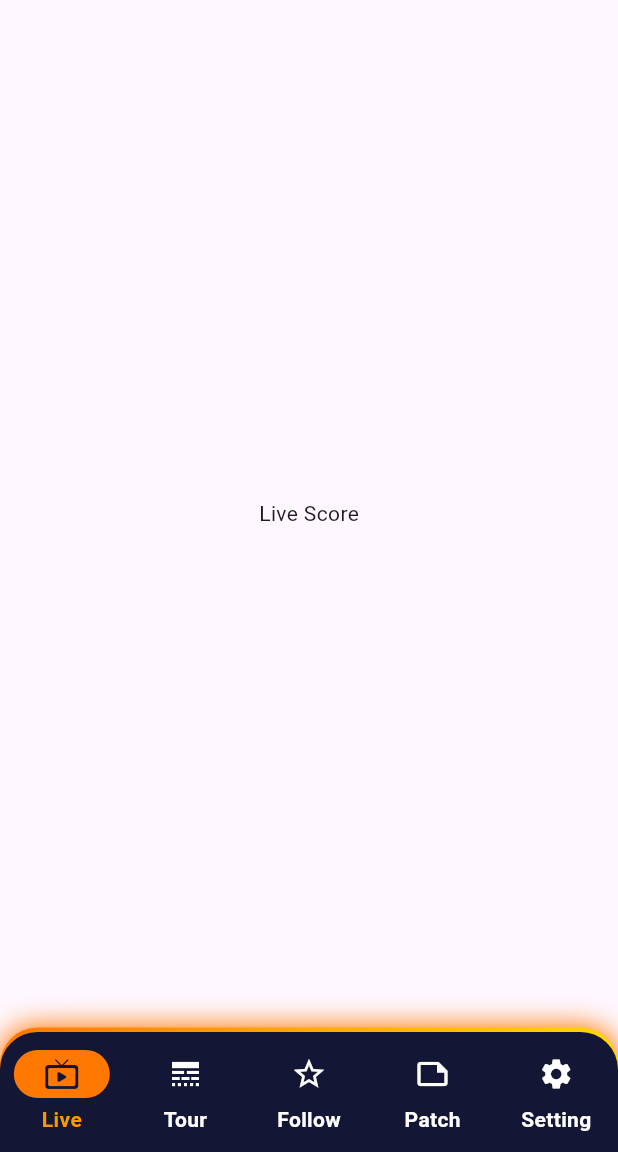
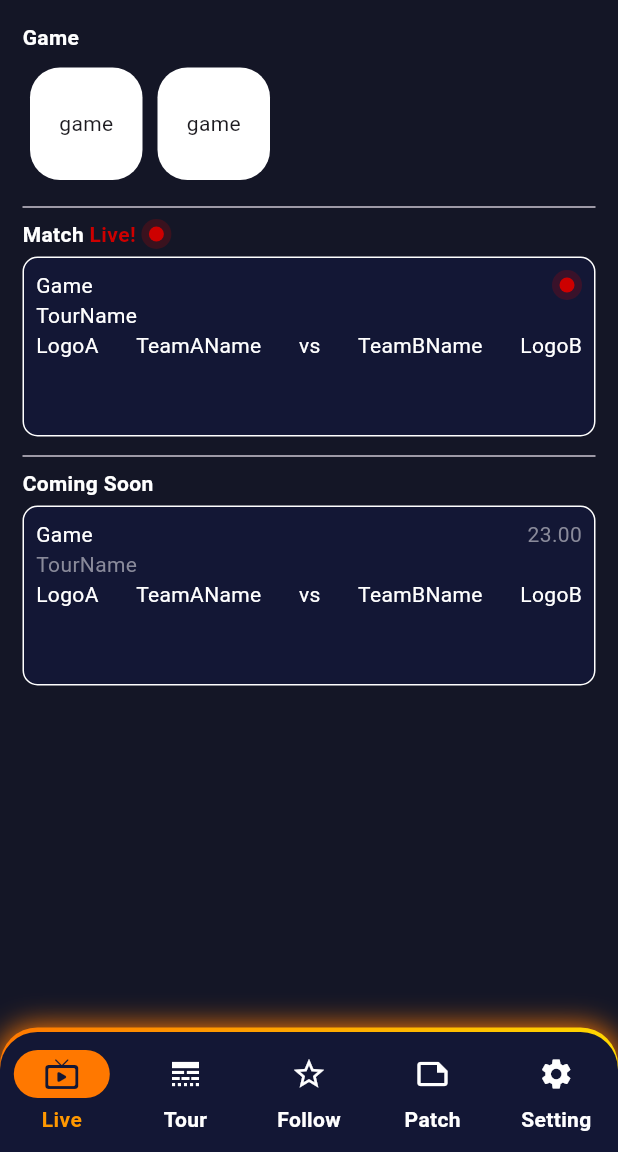
Before and after one commit to PongpornFLK/ESLive, a Flutter app: the Screen screen opened directly, on a phone screen of 412 x 824 dp, the part 84-1236 px from its top. Run offline on Flutter 3.47's test engine with Material 3 defaults, Android fonts, the phone set to English and light mode, and no system bars; our stand-ins replace firebase_core; accounts and stored records are empty.

Commit message:
feat: build home live UI with new components and color scheme

```diff
--- a/es_live/lib/core/theme/root_colors.dart
+++ b/es_live/lib/core/theme/root_colors.dart
@@ -9,4 +9,5 @@ class AppColors {
   static const Color main = Color(0xFF131735);
   static const Color red = Color(0xFFCD0000);
   static const Color gold = Color(0xFFFFD700);
+  static const Color grey = Color(0xFF898A9A);
 }
--- a/es_live/lib/homelive/live.dart
+++ b/es_live/lib/homelive/live.dart
@@ -1,3 +1,7 @@
+import 'package:es_live/core/theme/root_colors.dart';
+import 'package:es_live/homelive/widgets/list_game.dart';
+import 'package:es_live/homelive/widgets/match_card.dart';
+import 'package:es_live/widgets/live_circle.dart';
 import 'package:flutter/material.dart';
 
 class Live extends StatefulWidget {
@@ -8,8 +12,103 @@ class Live extends StatefulWidget {
 }
 
 class _LiveState extends State<Live> {
+  bool isHaveLive = true;
+  bool isHaveComingSoon = true;
+
   @override
   Widget build(BuildContext context) {
-    return Center(child: Container(child: Text("Live Score")));
+    return SingleChildScrollView(
+      child: Padding(
+        padding: const EdgeInsets.all(15.0),
+        child: Column(
+          crossAxisAlignment: CrossAxisAlignment.stretch,
+          children: [
+            Row(
+              children: [
+                Text(
+                  "Game",
+                  style: TextStyle(
+                    color: Colors.white,
+                    fontWeight: FontWeight.bold,
+                  ),
+                ),
+              ],
+            ),
+            Row(children: [ListGame(game: "game"), ListGame(game: "game")]),
+            Divider(),
+            Row(
+              children: [
+                Text(
+                  "Match ",
+                  style: TextStyle(
+                    color: Colors.white,
+                    fontWeight: FontWeight.bold,
+                  ),
+                ),
+                Text(
+                  "Live! ",
+                  style: TextStyle(
+                    color: AppColors.red,
+                    fontWeight: FontWeight.bold,
+                  ),
+                ),
+                LiveCircle(),
+              ],
+            ),
+            isHaveLive
+                ? MatchCard(
+                  gameName: "Game",
+                  tourName: "TourName",
+                  teamAName: "TeamAName",
+                  teamBName: "TeamBName",
+                  isLive: true,
+                  time: "23.00",
+                  logoTeamA: "LogoA",
+                  logoTeamB: "LogoB",
+                )
+                : Center(
+                  child: Text(
+                    "Not Found",
+                    style: TextStyle(color: AppColors.grey),
+                  ),
+                ),
+            Divider(),
+            Row(
+              children: [
+                Text(
+                  "Coming Soon",
+                  style: TextStyle(
+                    color: Colors.white,
+                    fontWeight: FontWeight.bold,
+                  ),
+                ),
+              ],
+            ),
+            isHaveComingSoon
+                ? MatchCard(
+                  gameName: "Game",
+                  tourName: "TourName",
+                  teamAName: "TeamAName",
+                  teamBName: "TeamBName",
+                  isLive: false,
+                  time: "23.00",
+                  logoTeamA: "LogoA",
+                  logoTeamB: "LogoB",
+                )
+                : Center(
+                  child: Text(
+                    "Not Found",
+                    style: TextStyle(color: AppColors.grey),
+                  ),
+                ),
+          ],
+        ),
+      ),
+    );
+    // CustomListView(
+    //   itemCount: mockMatches.length,
+    //   itemBuilder: (context,index) =>
+
+    // );
   }
 }
--- /dev/null
+++ b/es_live/lib/homelive/widgets/build_team.dart
@@ -0,0 +1,30 @@
+import 'package:flutter/material.dart';
+
+class BuildTeam extends StatelessWidget {
+  const BuildTeam({
+    super.key,
+    required this.teamAName,
+    required this.teamBName,
+    required this.logoTeamA,
+    required this.logoTeamB,
+  });
+
+  final String teamAName;
+  final String teamBName;
+  final String logoTeamA;
+  final String logoTeamB;
+
+  @override
+  Widget build(BuildContext context) {
+    return Row(
+      mainAxisAlignment: MainAxisAlignment.spaceBetween,
+      children: [
+        Text(logoTeamA, style: TextStyle(color: Colors.white)),
+        Text(teamAName, style: TextStyle(color: Colors.white)),
+        Text("vs", style: TextStyle(color: Colors.white)),
+        Text(teamBName, style: TextStyle(color: Colors.white)),
+        Text(logoTeamB, style: TextStyle(color: Colors.white)),
+      ],
+    );
+  }
+}
--- /dev/null
+++ b/es_live/lib/homelive/widgets/build_topic.dart
@@ -0,0 +1,55 @@
+import 'package:es_live/core/theme/root_colors.dart';
+import 'package:es_live/widgets/live_circle.dart';
+import 'package:flutter/material.dart';
+
+class BuildTopic extends StatelessWidget {
+  const BuildTopic({
+    super.key,
+    required this.isLive,
+    required this.time,
+    required this.gameName,
+    required this.tourName,
+  });
+
+  final bool isLive;
+  final String time;
+  final String gameName;
+  final String tourName;
+
+  @override
+  Widget build(BuildContext context) {
+    return !isLive
+        ? Column(
+          children: [
+            Row(
+              mainAxisAlignment: MainAxisAlignment.spaceBetween,
+              children: [
+                Text(gameName, style: TextStyle(color: Colors.white)),
+                Text(time, style: TextStyle(color: AppColors.grey)),
+              ],
+            ),
+            Row(
+              mainAxisAlignment: MainAxisAlignment.start,
+              children: [
+                Text(tourName, style: TextStyle(color: AppColors.grey)),
+              ],
+            ),
+          ],
+        )
+        : Column(
+          children: [
+            Row(
+              mainAxisAlignment: MainAxisAlignment.spaceBetween,
+              children: [
+                Text(gameName, style: TextStyle(color: Colors.white)),
+                LiveCircle(),
+              ],
+            ),
+            Row(
+              mainAxisAlignment: MainAxisAlignment.start,
+              children: [Text(tourName, style: TextStyle(color: Colors.white))],
+            ),
+          ],
+        );
+  }
+}
--- /dev/null
+++ b/es_live/lib/homelive/widgets/list_game.dart
@@ -0,0 +1,22 @@
+import 'package:es_live/core/theme/root_colors.dart';
+import 'package:flutter/material.dart';
+
+class ListGame extends StatelessWidget {
+  const ListGame({super.key, required this.game});
+
+  final String game;
+
+  @override
+  Widget build(BuildContext context) {
+    return Container(
+      margin: EdgeInsets.symmetric(horizontal: 5, vertical: 10),
+      width: 75,
+      height: 75,
+      decoration: BoxDecoration(
+        borderRadius: BorderRadius.circular(20),
+        color: Colors.white,
+      ),
+      child: Center(child: Text(game)),
+    );
+  }
+}
--- /dev/null
+++ b/es_live/lib/homelive/widgets/match_card.dart
@@ -0,0 +1,57 @@
+import 'package:es_live/core/theme/root_colors.dart';
+import 'package:es_live/homelive/widgets/build_team.dart';
+import 'package:es_live/homelive/widgets/build_topic.dart';
+import 'package:flutter/material.dart';
+
+class MatchCard extends StatelessWidget {
+  const MatchCard({
+    super.key,
+    required this.gameName,
+    required this.tourName,
+    required this.teamAName,
+    required this.teamBName,
+    required this.logoTeamA,
+    required this.logoTeamB,
+    required this.isLive,
+    required this.time,
+  });
+
+  final String gameName;
+  final String tourName;
+  final String teamAName;
+  final String teamBName;
+  final String logoTeamA;
+  final String logoTeamB;
+  final bool isLive;
+  final String time;
+
+  @override
+  Widget build(BuildContext context) {
+    return Container(
+      padding: EdgeInsets.all(8),
+      margin: EdgeInsets.symmetric(vertical: 5),
+      height: 120,
+      decoration: BoxDecoration(
+        color: AppColors.main,
+        borderRadius: BorderRadius.circular(10),
+        border: Border.all(color: Colors.white),
+      ),
+      child: Column(
+        children: [
+          BuildTopic(
+            tourName: tourName,
+            gameName: gameName,
+            isLive: isLive,
+            time: time,
+          ),
+          BuildTeam(
+            teamAName: teamAName,
+            teamBName: teamBName,
+            logoTeamA: logoTeamA,
+            logoTeamB: logoTeamB,
+          ),
+        ],
+      ),
+    );
+  }
+}
--- a/es_live/lib/screen.dart
+++ b/es_live/lib/screen.dart
@@ -29,6 +29,7 @@ class _ScreenState extends State<Screen> {
   @override
   Widget build(BuildContext context) {
     return Scaffold(
+      backgroundColor: AppColors.secondmain,
       appBar: CustomAppBar(),
       bottomNavigationBar: BottomBar(
         currentIndex: currentIndex,
--- /dev/null
+++ b/es_live/lib/widgets/custom_list_view.dart
@@ -0,0 +1,23 @@
+import 'package:flutter/material.dart';
+
+class CustomListView extends StatelessWidget {
+  final int itemCount;
+  final Widget Function(BuildContext context, int index) itemBuilder;
+
+  const CustomListView({
+    super.key,
+    required this.itemCount,
+    required this.itemBuilder,
+  });
+
+  @override
+  Widget build(BuildContext context) {
+    return ListView.separated(
+      shrinkWrap: true,
+      physics: const NeverScrollableScrollPhysics(),
+      itemCount: itemCount,
+      separatorBuilder: (_, __) => const SizedBox(height: 12),
+      itemBuilder: itemBuilder,
+    );
+  }
+}
--- /dev/null
+++ b/es_live/lib/widgets/live_circle.dart
@@ -0,0 +1,34 @@
+import 'package:es_live/core/theme/root_colors.dart';
+import 'package:flutter/material.dart';
+
+class LiveCircle extends StatelessWidget {
+  const LiveCircle({super.key});
+
+  @override
+  Widget build(BuildContext context) {
+    return Stack(
+      children: [
+        Container(
+          height: 20,
+          width: 20,
+          decoration: BoxDecoration(
+            borderRadius: BorderRadius.circular(100),
+            color: const Color.fromARGB(52, 205, 0, 0),
+          ),
+        ),
+        Positioned(
+          bottom: 5,
+          left: 5,
+          child: Container(
+            height: 10,
+            width: 10,
+            decoration: BoxDecoration(
+              borderRadius: BorderRadius.circular(100),
+              color: AppColors.red,
+            ),
+          ),
+        ),
+      ],
+    );
+  }
+}
```
